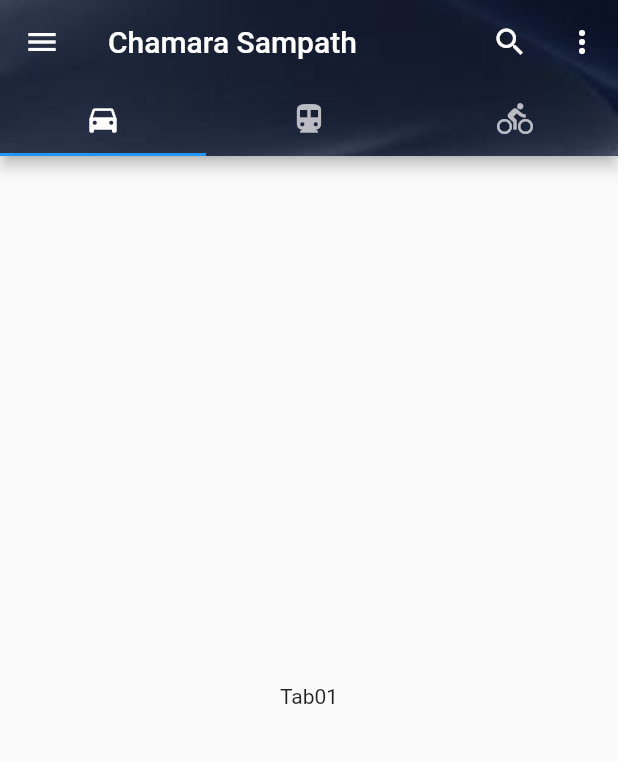
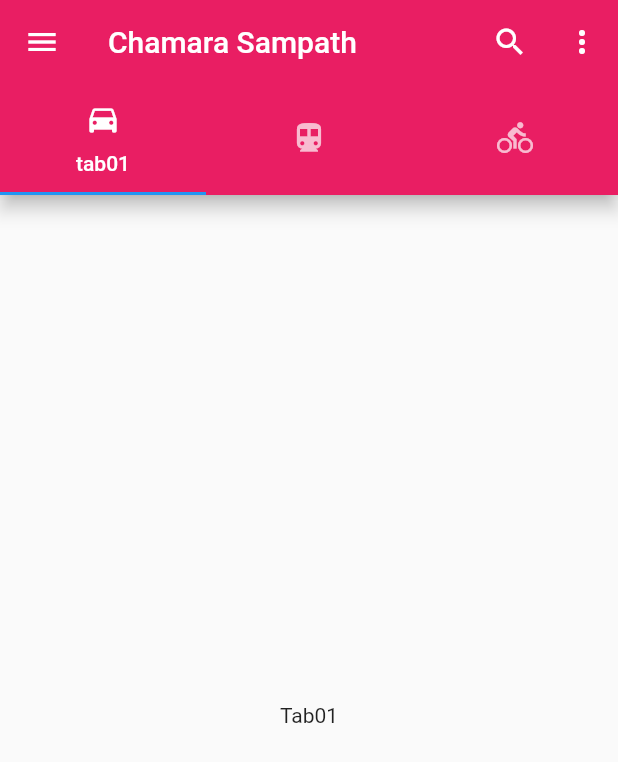
Before and after one commit to sampathdissanayaka/flutter-appbar, a Flutter app: the screen it shows after launch, on a phone screen of 412 x 824 dp. Shown: the top 762 px of the screen. Run offline on Flutter 3.47's test engine with Material 2 defaults, Android fonts, the phone set to English and light mode, and no system bars.

Commit message:
add background color to appBar

```diff
--- a/lib/main.dart
+++ b/lib/main.dart
@@ -43,15 +43,17 @@ class MyHomePage extends StatelessWidget {
               onPressed: (){},
             ),
           ],
-          flexibleSpace: Image.asset("assets/ab.jpg",
-            fit: BoxFit.cover,),
+          //flexibleSpace: Image.asset("assets/ab.jpg",
+            //fit: BoxFit.cover,),
           bottom: TabBar(
             tabs: [
-              Tab(icon: Icon(Icons.directions_car)),
+              Tab(icon: Icon(Icons.directions_car),text: "tab01",),
               Tab(icon: Icon(Icons.directions_transit)),
               Tab(icon: Icon(Icons.directions_bike)),
             ],
           ),
+          elevation: 5.0,
+          backgroundColor: Colors.pink,
         ),
         body: TabBarView(
           children: [
```
